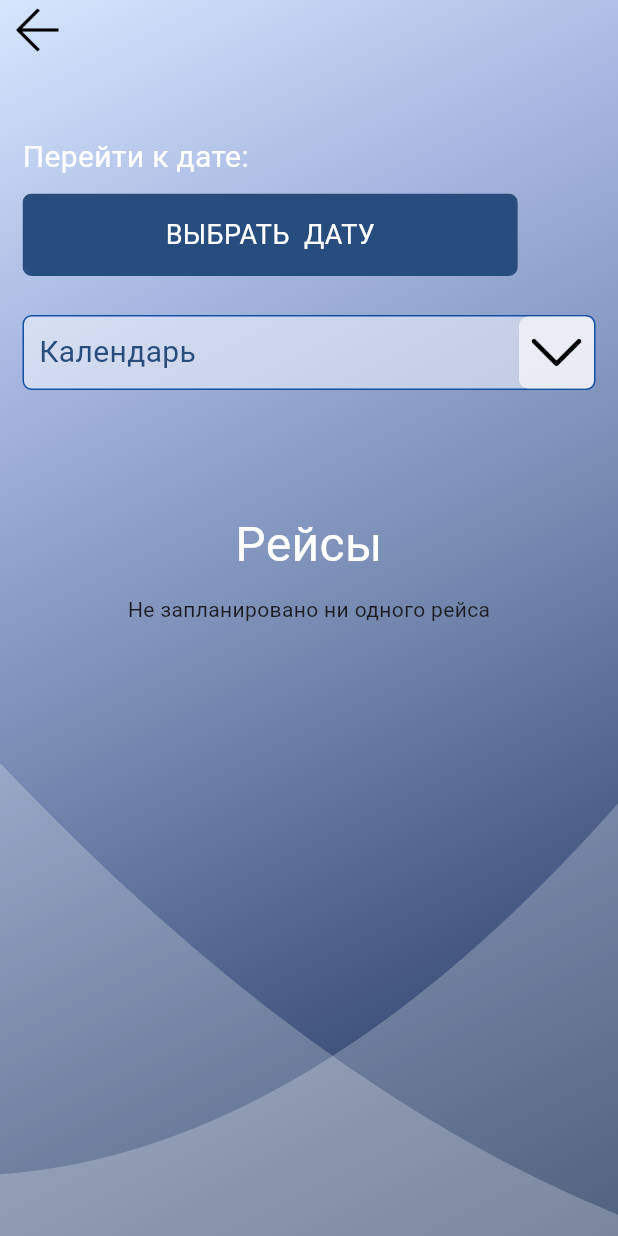
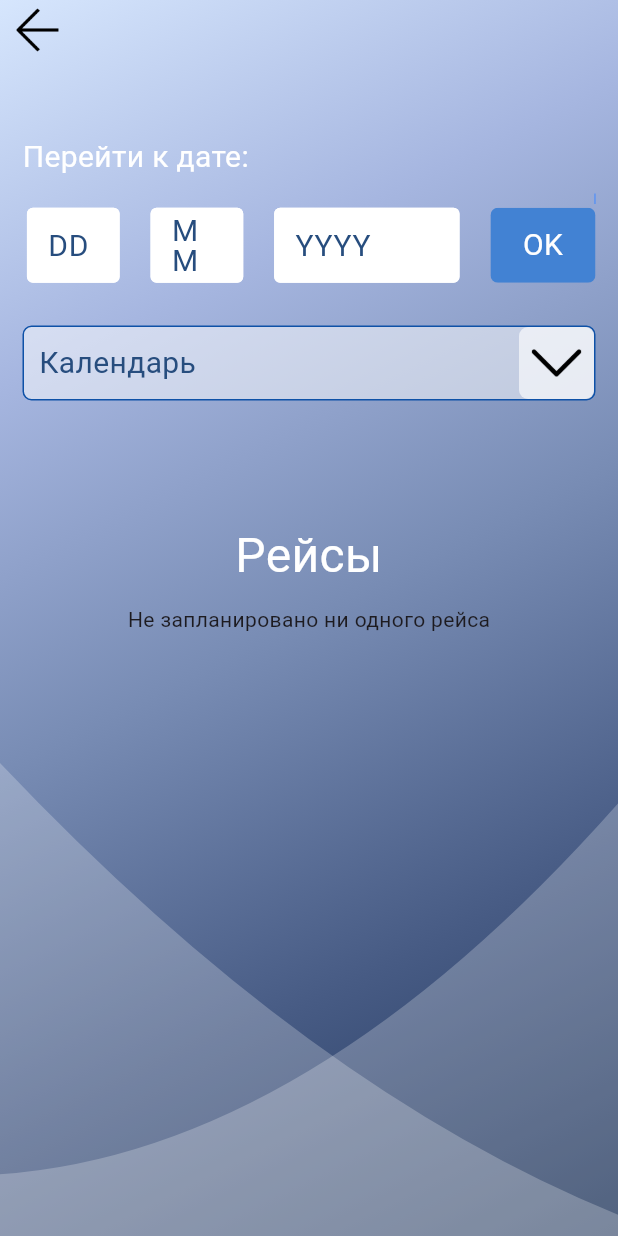
Before and after one commit to eskov-ea/passenger_counter, a Flutter app: the AllTripsScreen screen opened by its route, on a phone screen of 412 x 824 dp. Run offline on Flutter 3.47's test engine with Material 2 defaults, Android fonts, the phone set to English and light mode, and no system bars; our stand-ins replace camera, equatable, flutter_bloc, flutter_datetime_picker_plus, flutter_secure_storage, sqflite and 2 more; missing offline and left inert: qr_code_scanner; accounts and stored records are empty.

Commit message:
home workflow

```diff
--- a/lib/ui/widgets/custom_appbar.dart
+++ b/lib/ui/widgets/custom_appbar.dart
@@ -37,6 +37,7 @@ class _CustomAppBarState extends State<CustomAppBar> {
       }
     });
   }
+
   void _hideBackArrow(bool value) async{
     setState(() {
       isBackArrowHidden = value;
--- a/lib/ui/widgets/search_date_widget.dart
+++ b/lib/ui/widgets/search_date_widget.dart
@@ -3,6 +3,7 @@ import 'package:flutter/material.dart';
 import 'package:flutter/services.dart';
 import 'package:pleyona_app/theme.dart';
 import 'package:flutter_datetime_picker_plus/flutter_datetime_picker_plus.dart' as d;
+import 'package:visibility_detector/visibility_detector.dart';
 
 
 class InputDateToSearchWidget extends StatefulWidget {
@@ -17,9 +18,14 @@ class InputDateToSearchWidget extends StatefulWidget {
   State<InputDateToSearchWidget> createState() => _InputDateToSearchWidgetState();
 }
 
-class _InputDateToSearchWidgetState extends State<InputDateToSearchWidget> {
+class _InputDateToSearchWidgetState extends State<InputDateToSearchWidget> with SingleTickerProviderStateMixin{
 
 
+  final ScrollController _scrollController = ScrollController();
+  double visibilityPercentage = 0.0;
+  late final AnimationController _controller;
+  late final Animation<double> _animation;
+  bool isTypingSearchMode = false;
   final TextEditingController _dayFieldController = TextEditingController();
   final TextEditingController _monthFieldController = TextEditingController();
   final TextEditingController _yearFieldController = TextEditingController();
@@ -135,12 +141,77 @@ class _InputDateToSearchWidgetState extends State<InputDateToSearchWidget> {
     widget.calendarCallback(searchingDate);
   }
 
+  void setupScrollListener({
+    required ScrollController scrollController, Function? onAtTop
+  }) {
+    scrollController.addListener(() {
+      if(scrollController.offset > 250) {
+        // scrollController.position = ;
+      } else {
+        // _hideBackArrow(false);
+      }
+    });
+  }
+
+  void onVisibilityChanged(VisibilityInfo info) {
+    visibilityPercentage = info.visibleFraction * 100;
+    if (visibilityPercentage > 60) {
+      _scrollController.animateTo(
+        _scrollController.position.maxScrollExtent,
+        duration: Duration(milliseconds: 300),
+        curve: Curves.easeIn
+      );
+      setState(() {
+        isTypingSearchMode = true;
+      });
+      if (_animation.status != AnimationStatus.completed) {
+        _controller.forward();
+      } else {
+        _controller.animateBack(0, duration: Duration(seconds: 1));
+      }
+    }
+    if (visibilityPercentage < 60) {
+      _scrollController.animateTo(
+          _scrollController.position.minScrollExtent,
+          duration: Duration(milliseconds: 300),
+          curve: Curves.easeIn
+      );
+      setState(() {
+        isTypingSearchMode = false;
+      });
+    }
+  }
+
+  @override
+  void initState() {
+    super.initState();
+    _controller = AnimationController(
+      duration: const Duration(seconds: 1),
+      vsync: this,
+    );
+    _animation = CurvedAnimation(
+      parent: _controller,
+      curve: Curves.fastLinearToSlowEaseIn,
+    );
+  }
+
   @override
   Widget build(BuildContext context) {
     return  Column(
       crossAxisAlignment: CrossAxisAlignment.start,
       children: [
+        drawSwitcher(),
+        SingleChildScrollView(
+          controller: _scrollController,
+          scrollDirection: Axis.horizontal,
+          child: Row(
+            children: [
               searchedDateByChoosing(),
+              const SizedBox(width: 20,),
+              _searchedDateByTyping()
+            ],
+          ),
+        ),
 
         isError
         ?  Container(
@@ -155,12 +226,41 @@ class _InputDateToSearchWidgetState extends State<InputDateToSearchWidget> {
     );
   }
 
+  Widget drawSwitcher() {
+    return Container(
+      width: MediaQuery.of(context).size.width - 20,
+      child: Row(
+        mainAxisAlignment: MainAxisAlignment.spaceBetween,
+        children: [
+          SizeTransition(
+            sizeFactor: _animation,
+            axis: Axis.horizontal,
+            child: Container(
+              width: isTypingSearchMode ? 0.3 : 0.7 * MediaQuery.of(context).size.width - 20,
+              height: 7,
+              decoration: BoxDecoration(
+                color: isTypingSearchMode ? Color(0xCDD4D4D4) : Color(0xFF428AFF)
+              ),
+            ),
+          ),
+          Container(
+            width: isTypingSearchMode ? 0.7 : 0.3 * MediaQuery.of(context).size.width - 20,
+            height: 7,
+            decoration: BoxDecoration(
+              color: isTypingSearchMode ? Color(0xFF428AFF) : Color(0xCDD4D4D4)
+            ),
+          )
+        ],
+      ),
+    );
+  }
+
   Widget searchedDateByChoosing() {
     return Material(
       color: AppColors.transparent,
       child: Ink(
         height: 55,
-        width: MediaQuery.of(context).size.width * 0.85 - 20,
+        width: MediaQuery.of(context).size.width * 0.60 - 20,
         decoration: BoxDecoration(
             border: Border.all(
                 color: AppColors.backgroundMain2, width: 1),
@@ -182,7 +282,10 @@ class _InputDateToSearchWidgetState extends State<InputDateToSearchWidget> {
   }
 
   Widget _searchedDateByTyping() {
-    return Container(
+    return VisibilityDetector(
+      key: Key('search-typing-widget'),
+      onVisibilityChanged: onVisibilityChanged,
+      child: Container(
         child: Row(
           crossAxisAlignment: CrossAxisAlignment.start,
           mainAxisSize: MainAxisSize.max,
@@ -338,6 +441,7 @@ class _InputDateToSearchWidgetState extends State<InputDateToSearchWidget> {
             )
           ],
         ),
+      ),
     );
   }
 }
--- a/lib/ui/widgets/trip/trips_result_list_widget.dart
+++ b/lib/ui/widgets/trip/trips_result_list_widget.dart
@@ -1,6 +1,5 @@
 import 'package:flutter/cupertino.dart';
 import 'package:flutter/material.dart';
-import 'package:pleyona_app/theme.dart';
 import 'package:pleyona_app/ui/widgets/trip/trip_card.dart';
 import '../../../models/route_model.dart';
 
--- a/pubspec.yaml
+++ b/pubspec.yaml
@@ -30,6 +30,7 @@ dependencies:
   qr_code_scanner: 1.0.1
   camera: 0.10.5+5
   image: ^4.1.3
+  visibility_detector: ^0.4.0+2
 
 dev_dependencies:
   flutter_test:
```
Also changed, not shown: pubspec.lock. Lines whose indentation alone changed are shown as unchanged.
